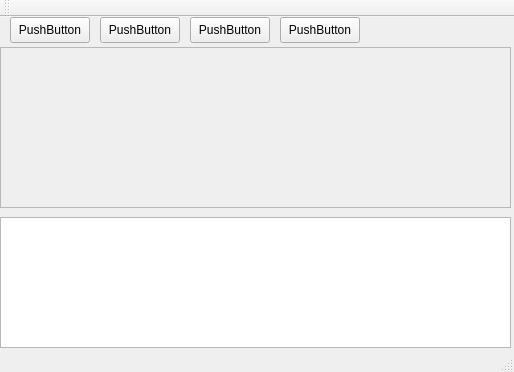
Qt form cpp2013/GraphVizion/mainwindow.ui (Daiver/scripts) before a commit.
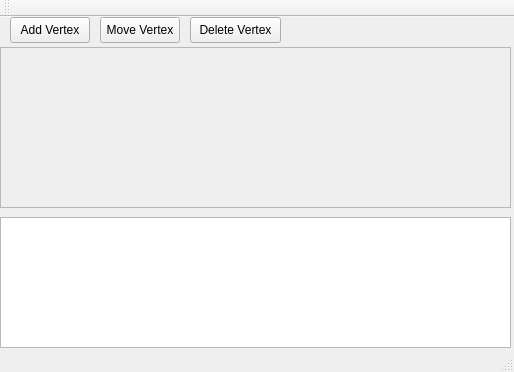
The same form after that commit.

```diff
--- a/cpp2013/GraphVizion/mainwindow.ui
+++ b/cpp2013/GraphVizion/mainwindow.ui
@@ -14,19 +14,6 @@
    <string>MainWindow</string>
   </property>
   <widget class="QWidget" name="centralWidget">
-   <widget class="QPushButton" name="pushButton">
-    <property name="geometry">
-     <rect>
-      <x>10</x>
-      <y>0</y>
-      <width>80</width>
-      <height>26</height>
-     </rect>
-    </property>
-    <property name="text">
-     <string>PushButton</string>
-    </property>
-   </widget>
    <widget class="QScrollArea" name="scrollArea">
     <property name="geometry">
      <rect>
@@ -63,40 +50,40 @@
    <widget class="QPushButton" name="pushButton_2">
     <property name="geometry">
      <rect>
-      <x>100</x>
+      <x>10</x>
       <y>0</y>
       <width>80</width>
       <height>26</height>
      </rect>
     </property>
     <property name="text">
-     <string>PushButton</string>
+     <string>Add Vertex</string>
     </property>
    </widget>
    <widget class="QPushButton" name="pushButton_3">
     <property name="geometry">
      <rect>
-      <x>190</x>
+      <x>100</x>
       <y>0</y>
       <width>80</width>
       <height>26</height>
      </rect>
     </property>
     <property name="text">
-     <string>PushButton</string>
+     <string>Move Vertex</string>
     </property>
    </widget>
    <widget class="QPushButton" name="pushButton_4">
     <property name="geometry">
      <rect>
-      <x>280</x>
+      <x>190</x>
       <y>0</y>
-      <width>80</width>
+      <width>91</width>
       <height>26</height>
      </rect>
     </property>
     <property name="text">
-     <string>PushButton</string>
+     <string>Delete Vertex</string>
     </property>
    </widget>
   </widget>
```
